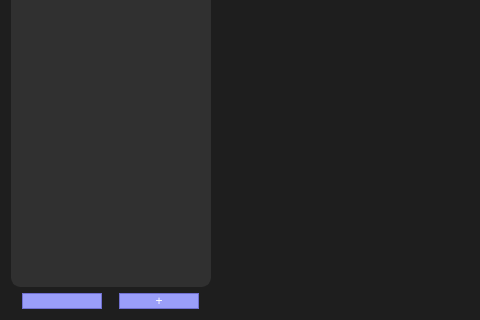
Old version of the form ui/load.ui in the repository MarwanMagdy0/VoiceNote; both pictures show x 0 to 480 and y 322 to 642 of the 914 by 642 pixel window.
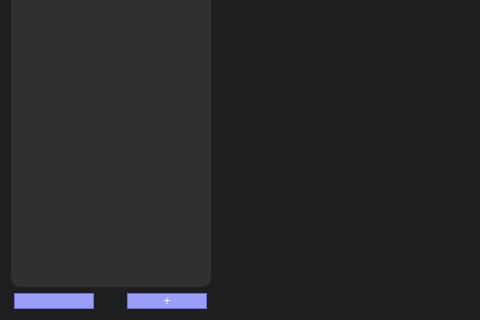
New version of the form. Icons and pictures are not drawn.

The edit to the form file:
```diff
--- a/ui/load.ui
+++ b/ui/load.ui
@@ -114,6 +114,9 @@
        </item>
        <item>
         <layout class="QHBoxLayout" name="horizontalLayout_4">
+         <property name="spacing">
+          <number>30</number>
+         </property>
          <item>
           <widget class="QPushButton" name="back_button">
            <property name="maximumSize">
```
